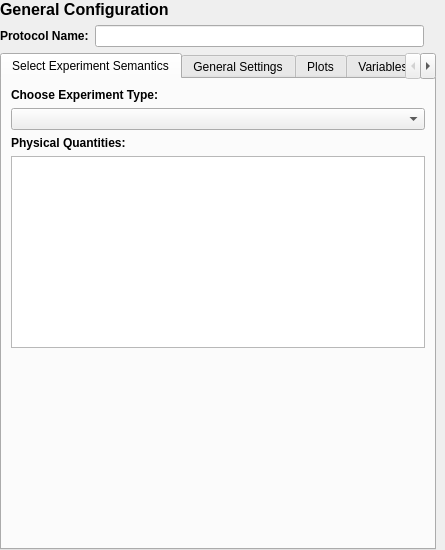
FAU-LAP/NOMAD-CAMELS, file nomad_camels/gui/general_protocol_settings.ui: the form before one commit.
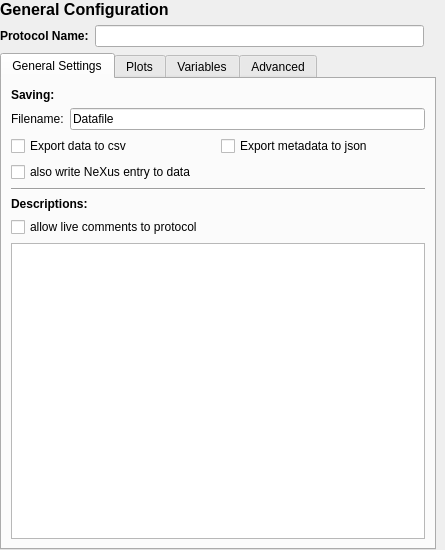
The form after the commit. Custom widgets are drawn as their Qt base class.

Commit message: Move semantic mapping controls to advanced settings

```diff
--- a/nomad_camels/gui/general_protocol_settings.ui
+++ b/nomad_camels/gui/general_protocol_settings.ui
@@ -34,64 +34,6 @@
      <property name="currentIndex">
       <number>0</number>
      </property>
-     <widget class="QWidget" name="ExperimentSelector">
-      <attribute name="title">
-       <string>Select Experiment Semantics</string>
-      </attribute>
-      <layout class="QVBoxLayout" name="verticalLayout_2">
-        <item>
-         <widget class="QLabel" name="label_experiment_selector">
-          <property name="font">
-           <font>
-            <bold>true</bold>
-           </font>
-          </property>
-          <property name="text">
-           <string>Choose Experiment Type:</string>
-          </property>
-         </widget>
-        </item>
-       <item>
-        <widget class="QComboBox" name="combo_exp_select">
-         <property name="toolTip">
-          <string>Select an experiment that you want to perform in this protocol.</string>
-         </property>
-        </widget>
-       </item>
-        <item>
-         <widget class="QLabel" name="label_quantities">
-          <property name="font">
-           <font>
-            <bold>true</bold>
-           </font>
-          </property>
-          <property name="text">
-           <string>Physical Quantities:</string>
-          </property>
-         </widget>
-        </item>
-        <item>
-         <widget class="QListWidget" name="physical_quantities_list">
-          <property name="toolTip">
-           <string>Physical quantities associated with the selected experiment.</string>
-          </property>
-         </widget>
-        </item>
-       <item>
-        <spacer name="verticalSpacer">
-         <property name="orientation">
-          <enum>Qt::Orientation::Vertical</enum>
-         </property>
-         <property name="sizeHint" stdset="0">
-          <size>
-           <width>20</width>
-           <height>40</height>
-          </size>
-         </property>
-        </spacer>
-       </item>
-      </layout>
-     </widget>
      <widget class="QWidget" name="general">
       <attribute name="title">
        <string>General Settings</string>
@@ -341,6 +283,56 @@
          </item>
         </widget>
        </item>
+       <item>
+        <widget class="Line" name="line_h5_semantic_mapping">
+         <property name="orientation">
+          <enum>Qt::Orientation::Horizontal</enum>
+         </property>
+        </widget>
+       </item>
+       <item>
+        <widget class="QLabel" name="label_semantic_mapping">
+         <property name="font">
+          <font>
+           <bold>true</bold>
+          </font>
+         </property>
+         <property name="text">
+          <string>Semantic Mapping:</string>
+         </property>
+        </widget>
+       </item>
+       <item>
+        <widget class="QCheckBox" name="checkBox_semantic_mapping">
+         <property name="toolTip">
+          <string>Enable optional ontology-based semantic annotations for this protocol.</string>
+         </property>
+         <property name="text">
+          <string>Write semantic mapping to hdf5</string>
+         </property>
+        </widget>
+       </item>
+       <item>
+        <widget class="QLabel" name="label_experiment_selector">
+         <property name="text">
+          <string>Experiment Type:</string>
+         </property>
+        </widget>
+       </item>
+       <item>
+        <widget class="QComboBox" name="combo_exp_select">
+         <property name="toolTip">
+          <string>Select an experiment that you want to perform in this protocol.</string>
+         </property>
+        </widget>
+       </item>
+       <item>
+        <widget class="Line" name="line_semantic_mapping_protocol_sharing">
+         <property name="orientation">
+          <enum>Qt::Orientation::Horizontal</enum>
+         </property>
+        </widget>
+       </item>
        <item>
         <widget class="QLabel" name="label_6">
          <property name="font">
```
The commit also changes 4 other files.
